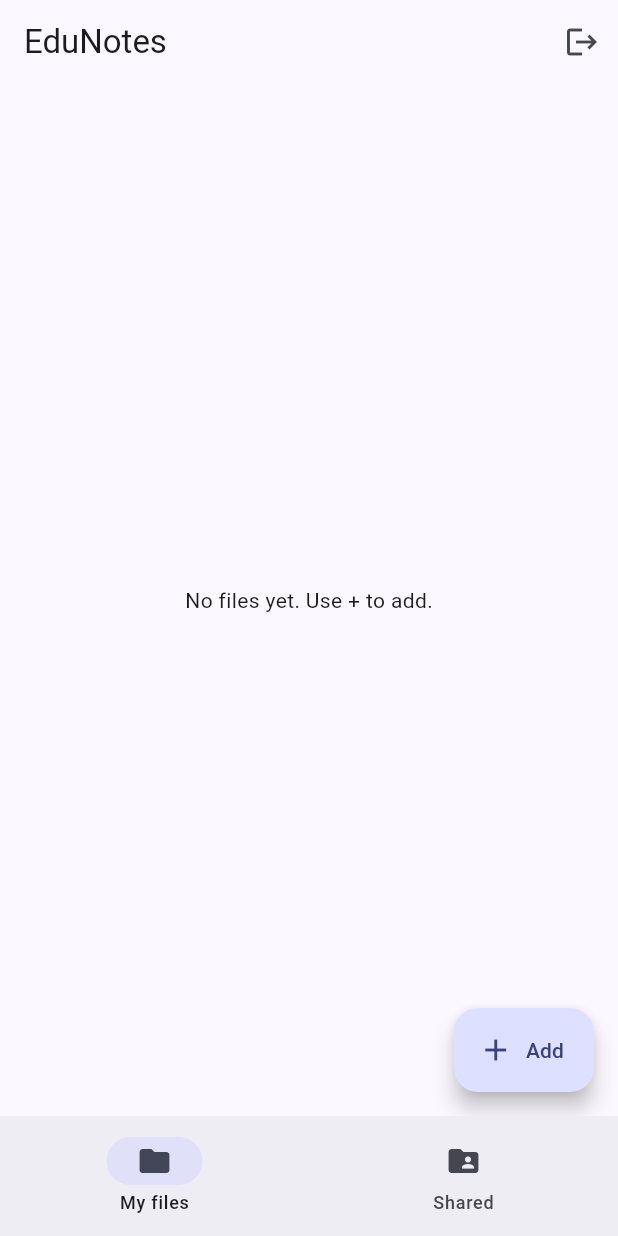
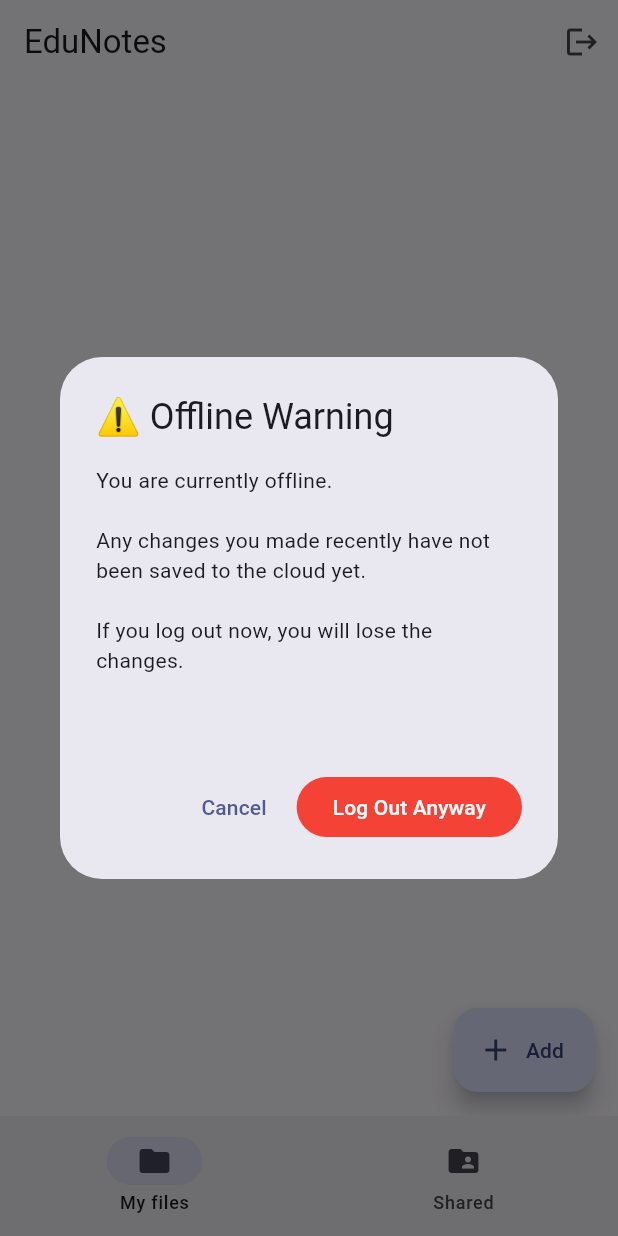
Before and after one commit to ovidiu-andreescu/EduNotes, a Flutter app: the screen it shows after launch, after a tap on the "logout" icon, on a phone screen of 412 x 824 dp. Run offline on Flutter 3.47's test engine with Material 3 defaults, Android fonts, the light colour scheme and no system bars; our stand-ins replace bloc, cached_network_image, cloud_firestore, equatable, firebase_auth, firebase_core and 3 more; accounts and stored records are empty.

Commit message:
Added a warning when the user tries to logout while offline as the data is not stored since if another user logs, the firebase updates them with the info from the previous one.

```diff
--- a/lib/app.dart
+++ b/lib/app.dart
@@ -5,6 +5,7 @@ import 'features/auth/login_page.dart';
 import 'features/files/my_files_page.dart';
 import 'features/files/shared_with_me_page.dart';
 import 'features/files/files_cubit.dart';
+import 'dart:io';
 
 class EduNotesApp extends StatelessWidget {
   const EduNotesApp({super.key});
@@ -53,6 +54,49 @@ class _HomeShellState extends State<_HomeShell> {
     }
   }
 
+  Future<void> _confirmLogout() async {
+    bool isOffline = false;
+    try {
+      final result = await InternetAddress.lookup('google.com');
+      if (result.isEmpty || result[0].rawAddress.isEmpty) {
+        isOffline = true;
+      }
+    } on SocketException catch (_) {
+      isOffline = true;
+    }
+
+    if (!mounted) return;
+
+    if (isOffline) {
+      final shouldLogout = await showDialog<bool>(
+        context: context,
+        builder: (context) => AlertDialog(
+          title: const Text('⚠️ Offline Warning'),
+          content: const Text(
+              'You are currently offline.\n\n'
+                  'Any changes you made recently have not been saved to the cloud yet.\n\n'
+                  'If you log out now, you will lose the changes.\n\n'
+          ),
+          actions: [
+            TextButton(
+              onPressed: () => Navigator.pop(context, false),
+              child: const Text('Cancel'),
+            ),
+            FilledButton(
+              style: FilledButton.styleFrom(backgroundColor: Colors.red),
+              onPressed: () => Navigator.pop(context, true),
+              child: const Text('Log Out Anyway'),
+            ),
+          ],
+        ),
+      );
+
+      if (shouldLogout != true) return;
+    }
+
+    if (mounted) context.read<AuthCubit>().signOut();
+  }
+
   @override
   Widget build(BuildContext context) {
     final pages = const [MyFilesPage(), SharedWithMePage()];
@@ -62,7 +106,7 @@ class _HomeShellState extends State<_HomeShell> {
         actions: [
           IconButton(
             tooltip: 'Logout',
-            onPressed: () => context.read<AuthCubit>().signOut(),
+            onPressed: _confirmLogout,
             icon: const Icon(Icons.logout),
           )
         ],
```
